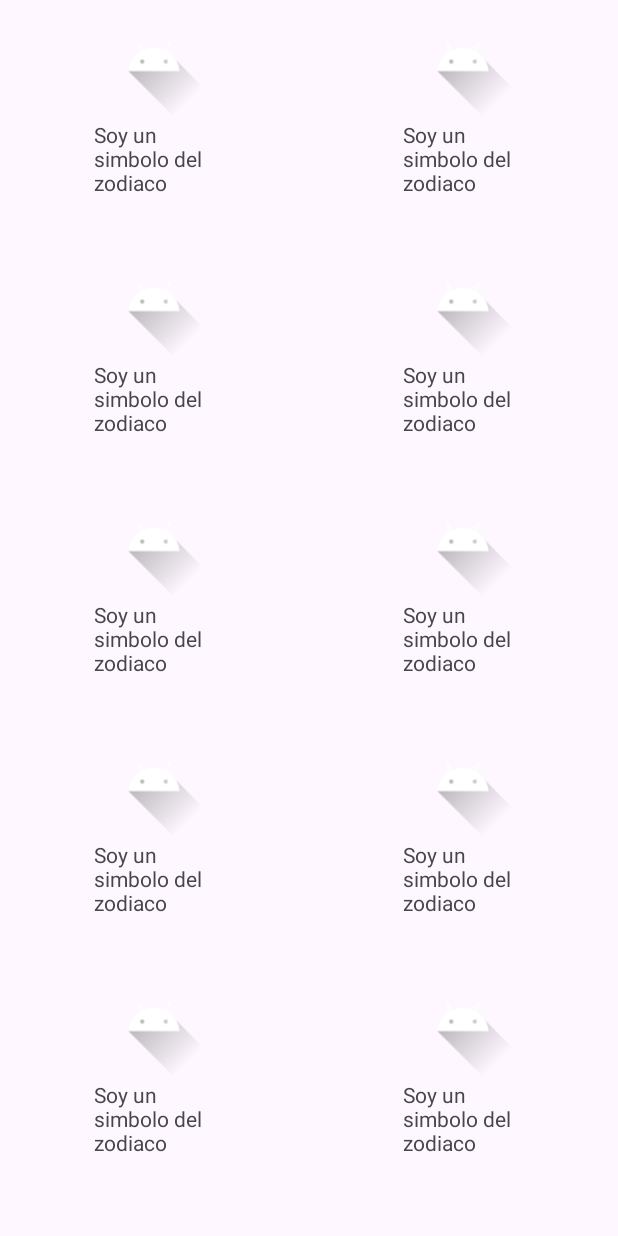
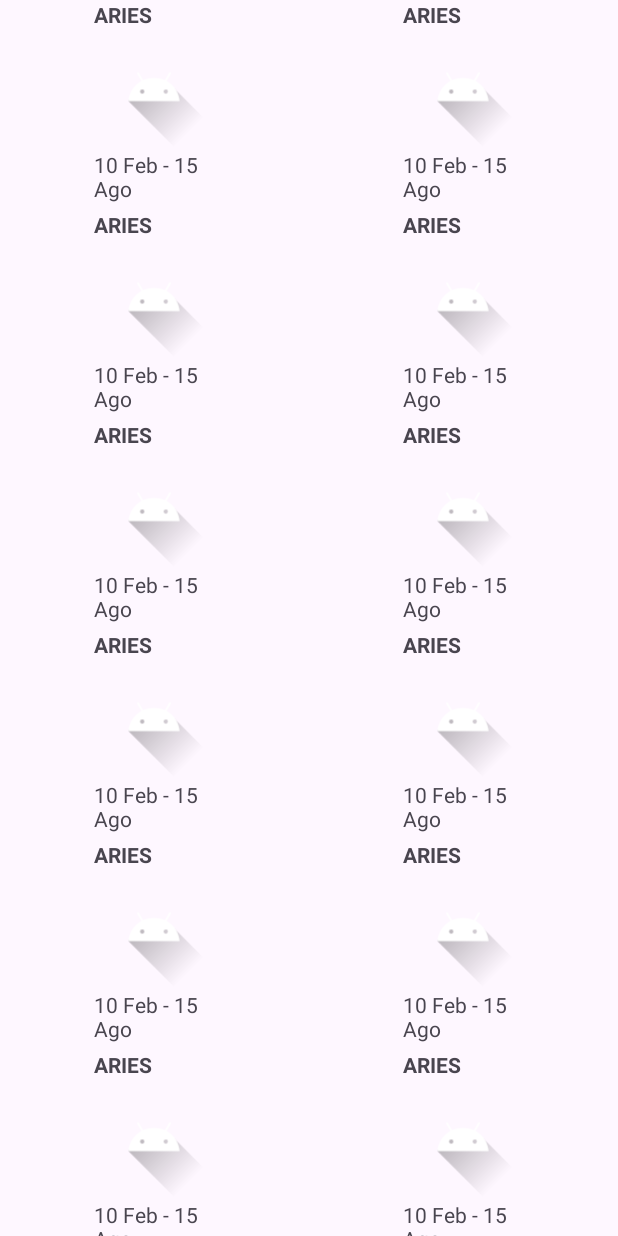
Before and after one commit to dana7677/AppHoroscopo, an Android app: the screen it shows after launch (MainActivity), on a phone screen of 412 x 824 dp. Run offline under Robolectric (Android 15) with nearby library versions, the phone set to English and light mode, and no system bars.

Commit message:
Trabajando en HoroscopoGoGo

```diff
--- a/app/src/main/java/com/example/horoscopo_app/MainActivity.kt
+++ b/app/src/main/java/com/example/horoscopo_app/MainActivity.kt
@@ -32,6 +32,7 @@ class MainActivity : AppCompatActivity() {
                     SimboloZodiaco("Capricorn","direccion imagen"),
                     SimboloZodiaco("Aquarius","direccion imagen"),
                     SimboloZodiaco("Pisces","direccion imagen"),
+
                  )
         )
 
--- a/app/src/main/res/layout/view_simbolozodiaco_item.xml
+++ b/app/src/main/res/layout/view_simbolozodiaco_item.xml
@@ -5,7 +5,17 @@
     android:orientation="vertical"
     xmlns:app="http://schemas.android.com/apk/res-auto">
 
+    <TextView
+        android:id="@+id/txtIconSimb"
+        android:layout_width="80dp"
+        android:layout_height="20dp"
+        android:text="Aries"
+        android:textAllCaps="true"
+        android:layout_gravity="center"
+        android:textStyle="bold">
+    </TextView>
     <ImageView
+        android:id="@+id/ImgZodiac"
         android:layout_width="80dp"
         android:layout_height="80dp"
         android:src="@drawable/ic_launcher_foreground"
@@ -13,10 +23,13 @@
 
     </ImageView>
     <TextView
+        android:id="@+id/txtFechasZodiac"
         android:layout_width="80dp"
-        android:layout_height="80dp"
-        android:text="Soy un simbolo del zodiaco"
+        android:layout_height="40dp"
+        android:text="10 Feb - 15 Ago"
         android:layout_gravity="center">
     </TextView>
 
+
+
 </LinearLayout>
```
